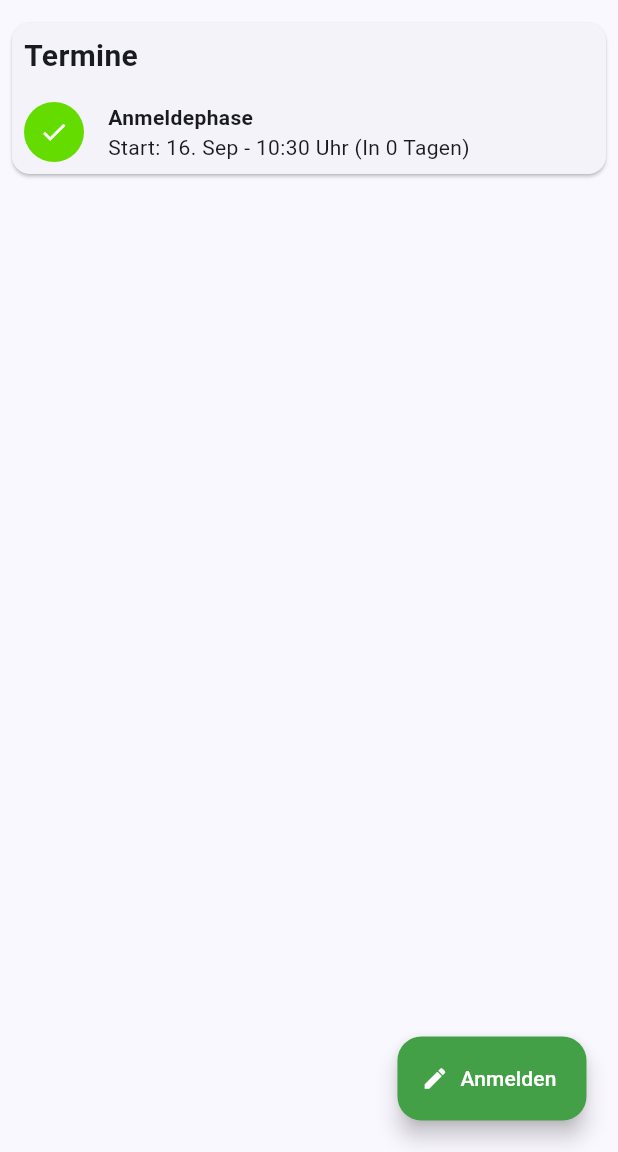
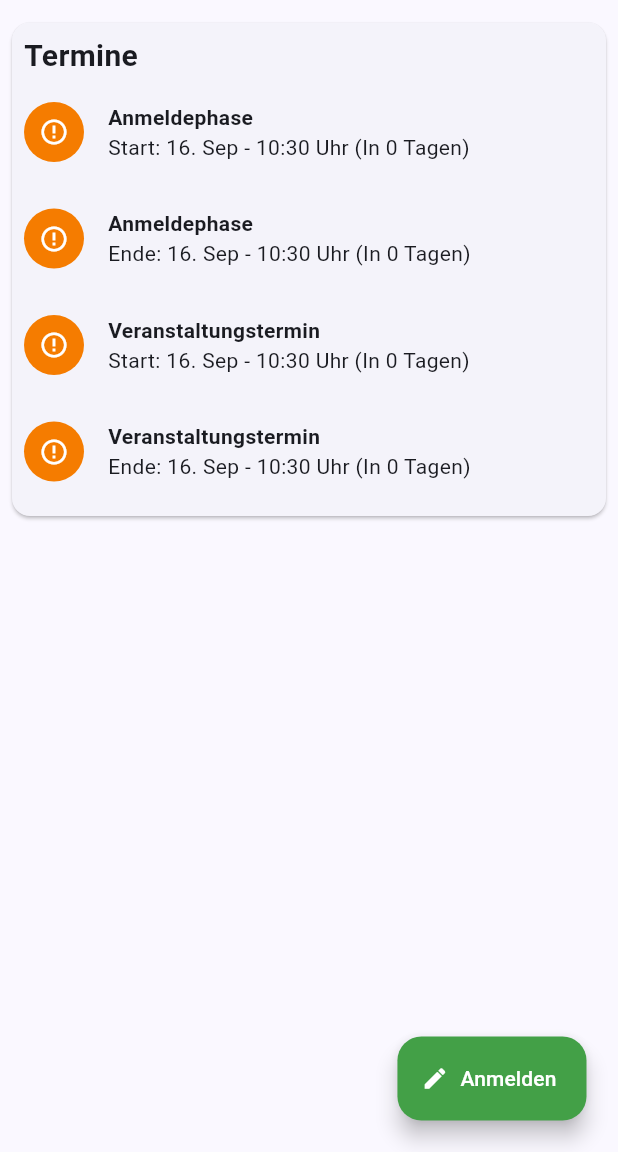
Before and after one commit to LifeAdmin-cmd/anmelde-tool-flutter, a Flutter app: the FahrtenAnsicht screen opened directly with empty values, on a phone screen of 412 x 824 dp, the part 84-1236 px from its top. Run offline on Flutter 3.47's test engine with Material 2 defaults, Android fonts, the light colour scheme and no system bars; our stand-ins replace flutter_spinkit, flutter_svg; network calls fail.

Commit message:
added and refactored Termine to card

```diff
--- a/lib/screens/fahrten_ansicht.dart
+++ b/lib/screens/fahrten_ansicht.dart
@@ -14,14 +14,14 @@ class FahrtenAnsicht extends StatefulWidget {
 class _FahrtenAnsichtState extends State<FahrtenAnsicht> {
   Map<String, dynamic> get fahrtenData => widget.fahrtenData;
 
-  Widget getIcon() {
-    // TODO add logic to determine if X or Check Icon should be applied
-    return const CheckIcon();
-  }
-
   @override
   Widget build(BuildContext context) {
-    DateTime startDate = DateTime.parse(fahrtenData['startDate']);
+    DateTime eventStart = DateTime.parse(fahrtenData['startDate']);
+    DateTime eventEnd = DateTime.parse(fahrtenData['endDate']);
+    DateTime registrationStart =
+        DateTime.parse(fahrtenData['registrationStart']);
+    DateTime registrationEnd =
+        DateTime.parse(fahrtenData['registrationDeadline']);
 
     return Scaffold(
       appBar: const DPVAppBar(title: 'Anmeldung'),
@@ -50,33 +50,25 @@ class _FahrtenAnsichtState extends State<FahrtenAnsicht> {
                                 ),
                               ),
                             ),
-                            Row(
-                              // TODO refactor so it can be reused for all 4 phases
-                              children: [
-                                const Column(
-                                  children: [
-                                    CheckIcon(),
-                                  ],
-                                ),
-                                Padding(
-                                  padding: EdgeInsets.all(8.0),
-                                  child: Column(
-                                    crossAxisAlignment: CrossAxisAlignment.start,
-                                    children: [
-                                      const Text(
-                                        "Anmeldephase",
-                                        style: TextStyle(
-                                          fontWeight: FontWeight.bold,
-                                        ),
-                                      ),
-                                      // TODO Times all at 16:00, look if it's wrong in the response data or the formatting
-                                      Text("Start: ${DateFormat("d. MMM -").add_Hm().format(startDate)} Uhr "
-                                          "(${startDate.isBefore(DateTime.now()) ? "Vor" : "In"} ${startDate.difference(DateTime.now()).inDays  .abs()} Tagen)"
-                                      ),
-                                    ],
-                                  ),
-                                )
-                              ],
+                            PhaseInfoWidget(
+                              phase: 'Anmeldephase',
+                              date: registrationStart,
+                              startOrEnde: 'Start',
+                            ),
+                            PhaseInfoWidget(
+                              phase: 'Anmeldephase',
+                              date: registrationEnd,
+                              startOrEnde: 'Ende',
+                            ),
+                            PhaseInfoWidget(
+                              phase: 'Veranstaltungstermin',
+                              date: eventStart,
+                              startOrEnde: 'Start',
+                            ),
+                            PhaseInfoWidget(
+                              phase: 'Veranstaltungstermin',
+                              date: eventEnd,
+                              startOrEnde: 'Ende',
                             ),
                           ],
                         ),
@@ -89,7 +81,6 @@ class _FahrtenAnsichtState extends State<FahrtenAnsicht> {
           ],
         ),
       ),
-
       floatingActionButton: Padding(
         padding: const EdgeInsets.all(5.0),
         child: Row(
@@ -119,16 +110,98 @@ class _FahrtenAnsichtState extends State<FahrtenAnsicht> {
   }
 }
 
-class CheckIcon extends StatelessWidget {
+class PhaseInfoWidget extends StatelessWidget {
+  final String phase;
+  final DateTime date;
+  final String startOrEnde;
+
+  const PhaseInfoWidget({
+    super.key,
+    required this.phase,
+    required this.date,
+    required this.startOrEnde,
+  });
+
+  @override
+  Widget build(BuildContext context) {
+    Widget getIcon(DateTime date, String phase, String startOrEnde) {
+      DateTime now = DateTime.now();
+      bool anmeldephase = phase == 'Anmeldephase' ? true : false;
+      bool start = startOrEnde == 'Start' ? true : false;
+
+      if (now.isBefore(date)) {
+        return RoundIcon(
+          iconData: Icons.schedule_outlined,
+          backgroundColor: Colors.amber.shade600,
+        );
+      } else if (now.isAfter(date) && anmeldephase && !start) {
+          return RoundIcon(
+            iconData: Icons.close,
+            backgroundColor: Colors.grey.shade700,
+          );
+      } else if (now.isAfter(date)) {
+        return const RoundIcon(
+          iconData: Icons.check,
+          backgroundColor: Colors.green,
+        );
+      }
+
+      return RoundIcon(
+        iconData: Icons.error_outline,
+        backgroundColor: Colors.orange.shade700,
+      );
+    }
+
+    return Padding(
+      padding: const EdgeInsets.only(bottom: 15.0),
+      child: Row(
+        children: [
+          Column(
+            children: [
+              getIcon(date, phase, startOrEnde),
+            ],
+          ),
+          Column(
+            children: [
+              Padding(
+                padding: const EdgeInsets.only(right: 8.0, left: 8.0),
+                child: Column(
+                  crossAxisAlignment: CrossAxisAlignment.start,
+                  children: [
+                    Text(
+                      phase,
+                      style: const TextStyle(
+                        fontWeight: FontWeight.bold,
+                      ),
+                    ),
+                    Text(
+                        // TODO Times all at 16:00, look if it's wrong in the response data or the formatting
+                        "$startOrEnde: ${DateFormat("d. MMM -").add_Hm().format(date)} Uhr "
+                        "(${date.isBefore(DateTime.now()) ? "Vor" : "In"} ${date.difference(DateTime.now()).inDays.abs()} Tagen)"),
+                  ],
+                ),
+              ),
+            ],
+          ),
+        ],
+      ),
+    );
+  }
+}
+
+class RoundIcon extends StatelessWidget {
   final IconData iconData;
   final double iconSize;
   final Color iconColor;
   final double circleRadius;
+  final Color backgroundColor;
 
-  const CheckIcon({super.key,
-    this.iconData = Icons.check,
+  const RoundIcon({
+    super.key,
+    required this.iconData,
     this.iconSize = 20.0,
     this.iconColor = Colors.white,
+    this.backgroundColor = const Color.fromRGBO(101, 220, 0, 1.0),
     this.circleRadius = 20.0,
   });
 
@@ -138,7 +211,7 @@ class CheckIcon extends StatelessWidget {
       padding: const EdgeInsets.all(8.0),
       child: CircleAvatar(
         radius: circleRadius,
-        backgroundColor: const Color.fromRGBO(101, 220, 0, 1.0),
+        backgroundColor: backgroundColor,
         child: Icon(
           iconData,
           size: iconSize,
@@ -148,33 +221,3 @@ class CheckIcon extends StatelessWidget {
     );
   }
 }
-
-class XIcon extends StatelessWidget {
-  final IconData iconData;
-  final double iconSize;
-  final Color iconColor;
-  final double circleRadius;
-
-  const XIcon({super.key,
-    this.iconData = Icons.close,
-    this.iconSize = 25.0,
-    this.iconColor = Colors.white,
-    this.circleRadius = 25.0,
-  });
-
-  @override
-  Widget build(BuildContext context) {
-    return Padding(
-      padding: const EdgeInsets.all(8.0),
-      child: CircleAvatar(
-        radius: circleRadius,
-        backgroundColor: Colors.lightGreenAccent[700],
-        child: Icon(
-          iconData,
-          size: iconSize,
-          color: iconColor,
-        ),
-      ),
-    );
-  }
-}
--- a/lib/screens/fahrten_list.dart
+++ b/lib/screens/fahrten_list.dart
@@ -85,3 +85,5 @@ class _FahrtenListState extends State<FahrtenList> {
     );
   }
 }
+
+// TODO Fahrten nach Datum sortieren
```
